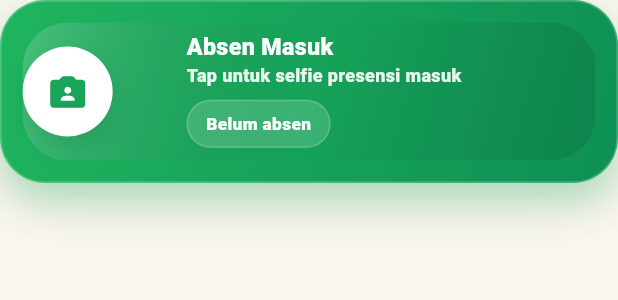
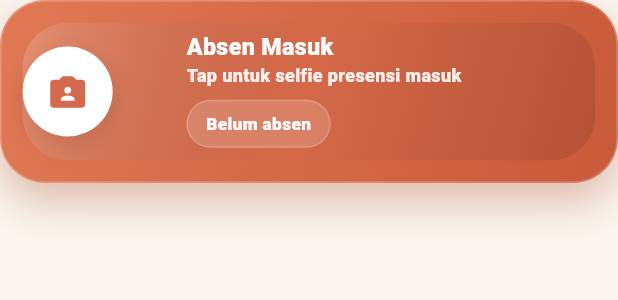
Before and after one commit to argajienbi/mypresence, a Flutter app: the ClockAttendanceCard widget shown alone on an empty page, opened directly with empty values, on a phone screen of 412 x 824 dp. Shown: the top 300 px of the screen. Run offline on Flutter 3.47's test engine with Material 3 defaults, Android fonts, the light colour scheme and no system bars; our stand-ins replace camera, cloud_firestore, firebase_auth, firebase_core, firebase_database, firebase_messaging and 8 more; missing offline and left inert: mobile_scanner; accounts and stored records are empty.

Commit message:
style: warm paper lib/features/home/widgets/clock_attendance_card.dart

```diff
--- a/lib/features/home/widgets/clock_attendance_card.dart
+++ b/lib/features/home/widgets/clock_attendance_card.dart
@@ -45,12 +45,12 @@ class ClockAttendanceCard extends StatelessWidget {
         begin: Alignment.topLeft,
         end: Alignment.bottomRight,
         colors: [
-          Color(0xFF29B766),
-          Color(0xFF0C8E53),
+          Color(0xFF6BAE7A),
+          Color(0xFF4A8B5C),
         ],
       );
-      shadowColor = const Color(0xFF0C8E53).withValues(alpha: .34);
-      accentColor = const Color(0xFF169A58);
+      shadowColor = const Color(0xFF4A8B5C).withValues(alpha: .34);
+      accentColor = const Color(0xFF5A9A6A);
     } else if (isClockOut) {
       title = 'Absen Pulang';
       subtitle = 'Tap untuk selfie presensi pulang';
@@ -59,12 +59,12 @@ class ClockAttendanceCard extends StatelessWidget {
         begin: Alignment.topLeft,
         end: Alignment.bottomRight,
         colors: [
-          Color(0xFF0E9ADA),
-          Color(0xFF17B4C2),
+          Color(0xFF7BA7BC),
+          Color(0xFF5B8A9E),
         ],
       );
-      shadowColor = const Color(0xFF0E9ADA).withValues(alpha: .32);
-      accentColor = const Color(0xFF0D94D4);
+      shadowColor = const Color(0xFF5B8A9E).withValues(alpha: .32);
+      accentColor = const Color(0xFF6B96AB);
     } else {
       title = 'Absen Masuk';
       subtitle = 'Tap untuk selfie presensi masuk';
@@ -73,12 +73,12 @@ class ClockAttendanceCard extends StatelessWidget {
         begin: Alignment.topLeft,
         end: Alignment.bottomRight,
         colors: [
-          Color(0xFF1FB55F),
-          Color(0xFF0D9053),
+          Color(0xFFE07856),
+          Color(0xFFC85A3A),
         ],
       );
-      shadowColor = const Color(0xFF1FB55F).withValues(alpha: .32);
-      accentColor = const Color(0xFF18A55A);
+      shadowColor = const Color(0xFFC85A3A).withValues(alpha: .32);
+      accentColor = const Color(0xFFD4694E);
     }
 
     final contentKey = ValueKey('$nextAction|$checkIn|$checkOut');
```
